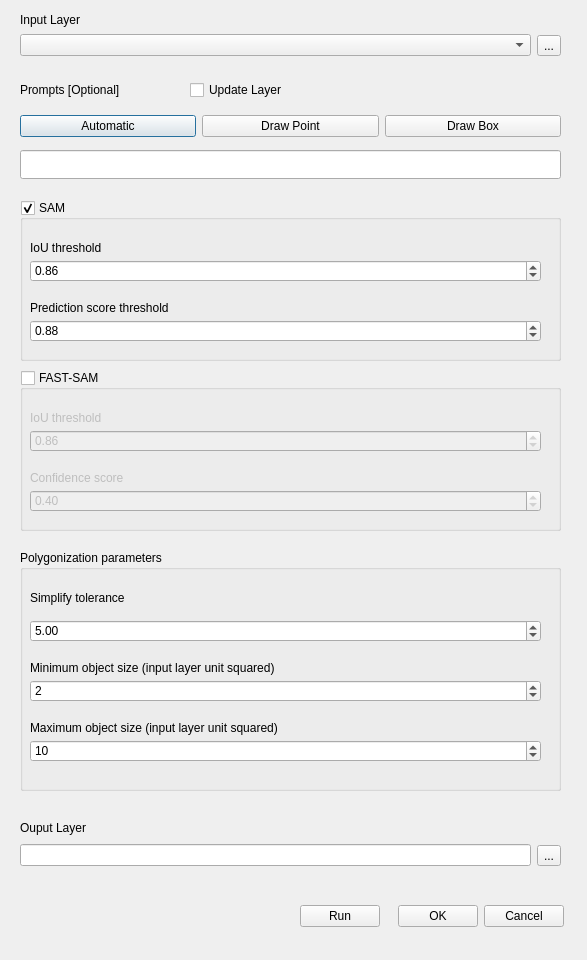
Qt form seg2shp_dialog_base.ui (gdslab/segment-agricultural-parcel) before a commit.
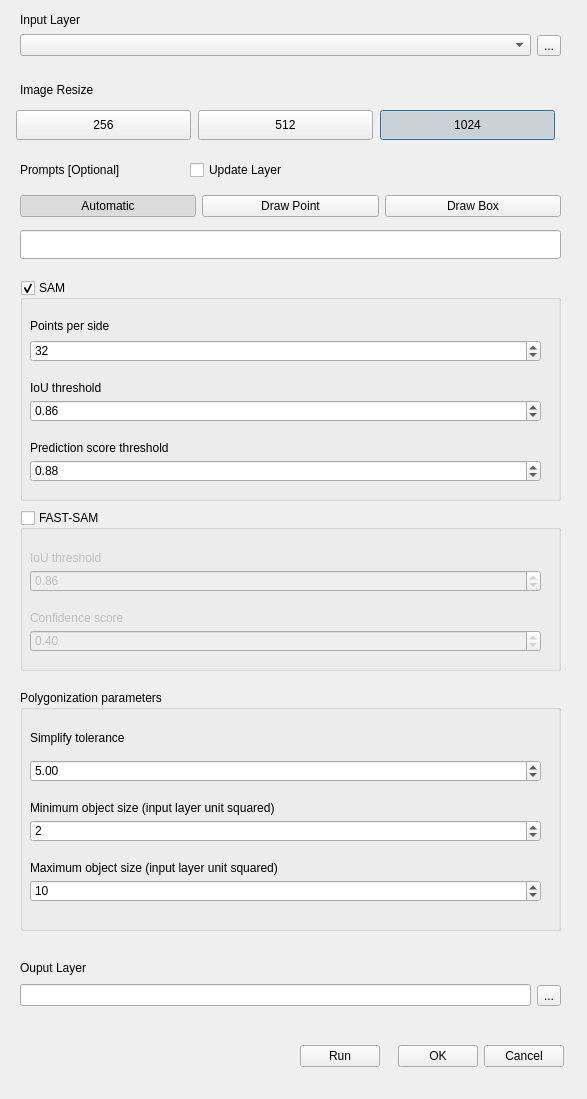
The same form after that commit. Custom widgets are drawn as their Qt base class.

Commit message: resizing, points per side feature updated

Patch:
```diff
--- a/seg2shp_dialog_base.ui
+++ b/seg2shp_dialog_base.ui
@@ -7,7 +7,7 @@
     <x>0</x>
     <y>0</y>
     <width>587</width>
-    <height>960</height>
+    <height>1099</height>
    </rect>
   </property>
   <property name="windowTitle">
@@ -30,7 +30,7 @@
    <property name="geometry">
     <rect>
      <x>20</x>
-     <y>820</y>
+     <y>960</y>
      <width>111</width>
      <height>16</height>
     </rect>
@@ -43,7 +43,7 @@
    <property name="geometry">
     <rect>
      <x>20</x>
-     <y>80</y>
+     <y>160</y>
      <width>171</width>
      <height>20</height>
     </rect>
@@ -85,7 +85,7 @@
    <property name="geometry">
     <rect>
      <x>20</x>
-     <y>110</y>
+     <y>190</y>
      <width>541</width>
      <height>32</height>
     </rect>
@@ -97,7 +97,10 @@
        <string>Automatic</string>
       </property>
       <property name="checkable">
-       <bool>false</bool>
+       <bool>true</bool>
+      </property>
+      <property name="checked">
+       <bool>true</bool>
       </property>
       <property name="default">
        <bool>true</bool>
@@ -112,6 +115,9 @@
       <property name="text">
        <string>Draw Point</string>
       </property>
+      <property name="checkable">
+       <bool>true</bool>
+      </property>
      </widget>
     </item>
     <item>
@@ -119,6 +125,9 @@
       <property name="text">
        <string>Draw Box</string>
       </property>
+      <property name="checkable">
+       <bool>true</bool>
+      </property>
      </widget>
     </item>
    </layout>
@@ -127,7 +136,7 @@
    <property name="geometry">
     <rect>
      <x>20</x>
-     <y>840</y>
+     <y>980</y>
      <width>541</width>
      <height>31</height>
     </rect>
@@ -149,7 +158,7 @@
    <property name="geometry">
     <rect>
      <x>300</x>
-     <y>900</y>
+     <y>1040</y>
      <width>264</width>
      <height>32</height>
     </rect>
@@ -178,9 +187,9 @@
    <property name="geometry">
     <rect>
      <x>20</x>
-     <y>200</y>
+     <y>280</y>
      <width>541</width>
-     <height>161</height>
+     <height>221</height>
     </rect>
    </property>
    <property name="title">
@@ -196,7 +205,7 @@
     <property name="geometry">
      <rect>
       <x>10</x>
-      <y>120</y>
+      <y>180</y>
       <width>511</width>
       <height>22</height>
      </rect>
@@ -209,7 +218,7 @@
     <property name="geometry">
      <rect>
       <x>10</x>
-      <y>40</y>
+      <y>100</y>
       <width>161</width>
       <height>16</height>
      </rect>
@@ -222,7 +231,7 @@
     <property name="geometry">
      <rect>
       <x>10</x>
-      <y>100</y>
+      <y>160</y>
       <width>161</width>
       <height>16</height>
      </rect>
@@ -235,7 +244,7 @@
     <property name="geometry">
      <rect>
       <x>10</x>
-      <y>60</y>
+      <y>120</y>
       <width>511</width>
       <height>22</height>
      </rect>
@@ -244,12 +253,44 @@
      <double>0.860000000000000</double>
     </property>
    </widget>
+   <widget class="QLabel" name="label_12">
+    <property name="geometry">
+     <rect>
+      <x>10</x>
+      <y>36</y>
+      <width>161</width>
+      <height>20</height>
+     </rect>
+    </property>
+    <property name="text">
+     <string>Points per side</string>
+    </property>
+   </widget>
+   <widget class="QDoubleSpinBox" name="doubleSpinBox_points_per_side">
+    <property name="geometry">
+     <rect>
+      <x>10</x>
+      <y>60</y>
+      <width>511</width>
+      <height>22</height>
+     </rect>
+    </property>
+    <property name="decimals">
+     <number>0</number>
+    </property>
+    <property name="maximum">
+     <double>1000.000000000000000</double>
+    </property>
+    <property name="value">
+     <double>32.000000000000000</double>
+    </property>
+   </widget>
   </widget>
   <widget class="QGroupBox" name="groupBox_fast_sam">
    <property name="geometry">
     <rect>
      <x>20</x>
-     <y>370</y>
+     <y>510</y>
      <width>541</width>
      <height>161</height>
     </rect>
@@ -326,7 +367,7 @@
    <property name="geometry">
     <rect>
      <x>20</x>
-     <y>550</y>
+     <y>690</y>
      <width>541</width>
      <height>241</height>
     </rect>
@@ -432,7 +473,7 @@
    <property name="geometry">
     <rect>
      <x>20</x>
-     <y>150</y>
+     <y>230</y>
      <width>541</width>
      <height>29</height>
     </rect>
@@ -442,7 +483,7 @@
    <property name="geometry">
     <rect>
      <x>190</x>
-     <y>80</y>
+     <y>160</y>
      <width>141</width>
      <height>20</height>
     </rect>
@@ -451,6 +492,79 @@
     <string>Update Layer</string>
    </property>
   </widget>
+  <widget class="QPushButton" name="pushButton_resize_1024">
+   <property name="geometry">
+    <rect>
+     <x>380</x>
+     <y>110</y>
+     <width>175</width>
+     <height>30</height>
+    </rect>
+   </property>
+   <property name="text">
+    <string>1024</string>
+   </property>
+   <property name="checkable">
+    <bool>true</bool>
+   </property>
+   <property name="checked">
+    <bool>true</bool>
+   </property>
+   <property name="default">
+    <bool>true</bool>
+   </property>
+  </widget>
+  <widget class="QLabel" name="label_13">
+   <property name="geometry">
+    <rect>
+     <x>20</x>
+     <y>80</y>
+     <width>171</width>
+     <height>20</height>
+    </rect>
+   </property>
+   <property name="text">
+    <string>Image Resize</string>
+   </property>
+  </widget>
+  <widget class="QPushButton" name="pushButton_resize_512">
+   <property name="geometry">
+    <rect>
+     <x>198</x>
+     <y>110</y>
+     <width>175</width>
+     <height>30</height>
+    </rect>
+   </property>
+   <property name="text">
+    <string>512</string>
+   </property>
+   <property name="checkable">
+    <bool>true</bool>
+   </property>
+  </widget>
+  <widget class="QPushButton" name="pushButton_resize_256">
+   <property name="geometry">
+    <rect>
+     <x>16</x>
+     <y>110</y>
+     <width>175</width>
+     <height>30</height>
+    </rect>
+   </property>
+   <property name="text">
+    <string>256</string>
+   </property>
+   <property name="checkable">
+    <bool>true</bool>
+   </property>
+   <property name="default">
+    <bool>false</bool>
+   </property>
+   <property name="flat">
+    <bool>false</bool>
+   </property>
+  </widget>
  </widget>
  <customwidgets>
   <customwidget>
```
The commit also changes 1 other file.
